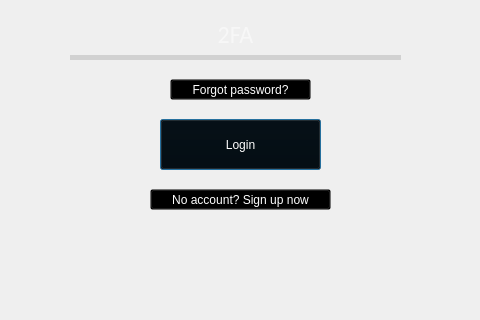
Above: AppGUI/login.ui from dragomir-am/WalletManager before the change; both pictures show x 280 to 760 and y 301 to 621 of the 1011 by 621 pixel window. Below: the same form after it.
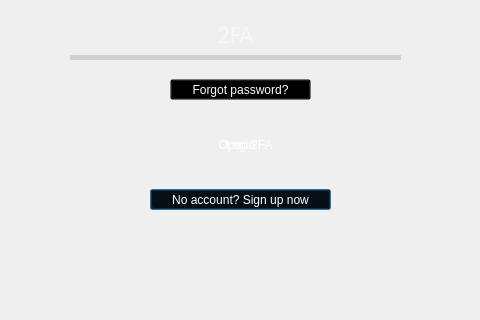
That is the form after the change. Icons and pictures are not drawn.

Commit message: Added 2FA Qr Code verification in Login

Patch:
```diff
--- a/AppGUI/login.ui
+++ b/AppGUI/login.ui
@@ -79,7 +79,7 @@
     <property name="styleSheet">
      <string notr="true">font: 28pt &quot;Calibri&quot;;
 color:rgb(255, 255, 255);
-background:transparent;
+background-color:rgb(170, 0, 0);
 </string>
     </property>
     <property name="text">
@@ -88,11 +88,14 @@
     <property name="checkable">
      <bool>false</bool>
     </property>
+    <property name="autoDefault">
+     <bool>false</bool>
+    </property>
     <property name="default">
-     <bool>true</bool>
+     <bool>false</bool>
     </property>
     <property name="flat">
-     <bool>false</bool>
+     <bool>true</bool>
     </property>
    </widget>
    <widget class="QPushButton" name="login_noacc_btn">
@@ -462,6 +465,41 @@
      <bool>true</bool>
     </property>
    </widget>
+   <widget class="QPushButton" name="qr_btn">
+    <property name="geometry">
+     <rect>
+      <x>450</x>
+      <y>420</y>
+      <width>151</width>
+      <height>51</height>
+     </rect>
+    </property>
+    <property name="mouseTracking">
+     <bool>false</bool>
+    </property>
+    <property name="styleSheet">
+     <string notr="true">
+font: 28pt &quot;Calibri&quot;;
+color:rgb(255, 255, 255);
+background-color:rgb(170, 0, 0);
+</string>
+    </property>
+    <property name="text">
+     <string>Open 2FA</string>
+    </property>
+    <property name="checkable">
+     <bool>false</bool>
+    </property>
+    <property name="autoDefault">
+     <bool>false</bool>
+    </property>
+    <property name="default">
+     <bool>false</bool>
+    </property>
+    <property name="flat">
+     <bool>true</bool>
+    </property>
+   </widget>
    <zorder>bgd_label</zorder>
    <zorder>login_login_btn</zorder>
    <zorder>login_noacc_btn</zorder>
@@ -477,6 +515,7 @@
    <zorder>mfa_field</zorder>
    <zorder>mfa_error</zorder>
    <zorder>title_label</zorder>
+   <zorder>qr_btn</zorder>
   </widget>
  </widget>
  <resources>
```
Left out of the diff: 4 changed lines with no effect on the pictures. The commit also changes 6 other files.
